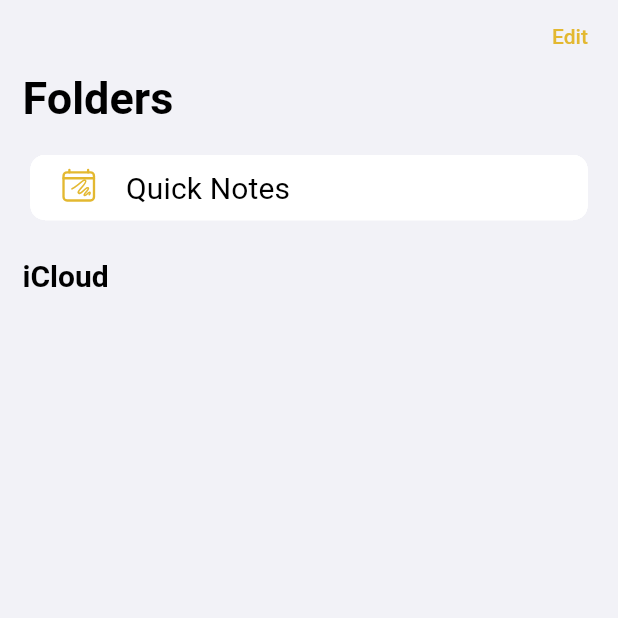
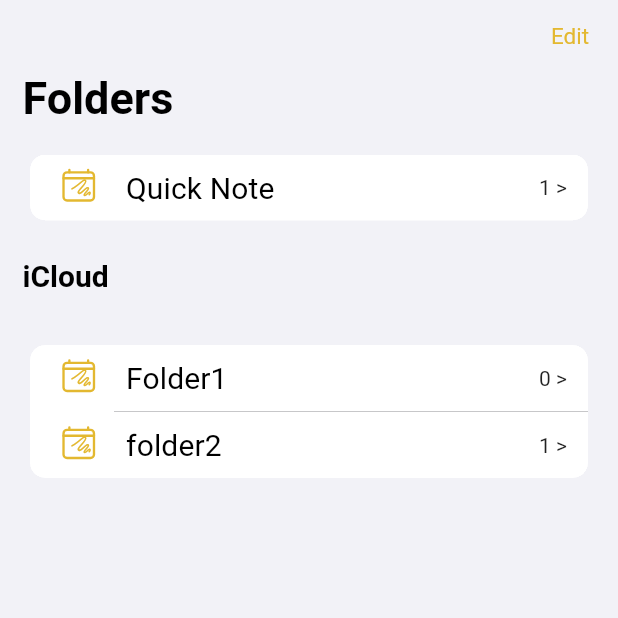
Before and after one commit to arjablc/apple_notes_clone, a Flutter app: the screen it shows after launch, on a phone screen of 412 x 824 dp, the top half of it. Run offline on Flutter 3.47's test engine with Material 2 defaults, Android fonts, the phone set to English and light mode, and no system bars; our stand-ins replace ionicons.

Commit message:
logic: updating number of notes in a folder added

```diff
--- a/lib/constants/custom_theme.dart
+++ b/lib/constants/custom_theme.dart
@@ -11,8 +11,9 @@
     scaffoldBackgroundColor: CustomColors.whiteBakcground,
     textButtonTheme: TextButtonThemeData(
       style: TextButton.styleFrom(
+        textStyle: const TextStyle(fontSize: 15),
         foregroundColor: CustomColors.textButtonColor,
-        padding: const EdgeInsets.symmetric(horizontal: 10, vertical: 10),
+        padding: const EdgeInsets.symmetric(horizontal: 10, vertical: 5),
       ),
     ),
     iconTheme: const IconThemeData(color: CustomColors.textButtonColor),
--- a/lib/models/folders_provider.dart
+++ b/lib/models/folders_provider.dart
@@ -1,15 +1,72 @@
 import 'package:flutter/cupertino.dart';
 
-class Folders with ChangeNotifier {
-  final String folderName;
-  String id = UniqueKey().toString();
+import 'notes_provider.dart';
 
-  Folders({required this.folderName});
+class Folder {
+  String folderName;
+  int notesNumber = 0;
+  final String id;
+
+  Folder({required this.folderName, required this.id});
 }
 
-class FoldersListProvider with ChangeNotifier {
-  final List<Folders> _list = [
-    Folders(folderName: "Quck Notes"),
+class FolderDataProvider with ChangeNotifier {
+  final List<Folder> _list = [
+    Folder(folderName: "Folder1", id: UniqueKey().toString()),
+    Folder(folderName: "folder2", id: "folder2")
   ];
-  List<Folders> get _foldersList => [];
+
+  //for quick notes
+  //instantiaitng a Folder object to store only quick Note
+  Folder quickNote = Folder(folderName: "Quick Note", id: "quicknote");
+
+  //returning the list of folder
+  List<Folder> get folderList => [..._list];
+
+//addidng new folder
+  void addNewFolder(Folder folder) {
+    if (_list.contains(folder)) {
+      return;
+    }
+    _list.add(folder);
+    notifyListeners();
+  }
+
+  //removing a folder, deleting it
+  void deleteFolder(Folder folder) {
+    if (!_list.contains(folder)) {
+      return;
+    }
+    _list.remove(folder);
+    notifyListeners();
+  }
+
+  //update the folders
+  void updateFolders(Folder oldFolder, String newFolderName) {
+    final currentFolder =
+        _list.firstWhere((element) => element.id == oldFolder.id);
+    currentFolder.folderName = newFolderName;
+    notifyListeners();
+  }
+
+  //update folder note count
+  int updateFolderNotecount(List<Notes> noteList, String folderId) {
+    int i = 0, j = 0;
+    if (folderId == "quicknote") {
+      for (i; i < noteList.length; i++) {
+        if (noteList[i].folderId == folderId) {
+          j++;
+        }
+      }
+      return j;
+    }
+    i = 0;
+    j = 0;
+    for (i; i < noteList.length; i++) {
+      if (noteList[i].folderId == folderId) {
+        j++;
+      }
+    }
+    return j;
+  }
 }
--- a/lib/models/notes_provider.dart
+++ b/lib/models/notes_provider.dart
@@ -1,16 +1,22 @@
-import 'package:apple_notes_clone/models/folders_provider.dart';
 import 'package:flutter/cupertino.dart';
 
-class Notes with ChangeNotifier {
+class Notes {
   final String title;
   final String id = UniqueKey().toString();
   final String content;
-  final String folderId = 'quick_note';
+  final String folderId;
 
-  Notes({required this.title, required this.content});
+  Notes({
+    required this.title,
+    required this.content,
+    required this.folderId,
+  });
 }
 
-class NotesListProvider with ChangeNotifier {
-  final List<Notes> _list = [];
+class NotesDataProvider with ChangeNotifier {
+  final List<Notes> _list = [
+    Notes(title: "some title", content: "some content", folderId: "quicknote"),
+    Notes(title: "adfadsf", content: "adsfa", folderId: "folder2")
+  ];
   List<Notes> get notesList => [..._list];
 }
--- a/lib/pages/folders_page.dart
+++ b/lib/pages/folders_page.dart
@@ -1,16 +1,25 @@
+import 'package:apple_notes_clone/models/folders_provider.dart';
+import 'package:apple_notes_clone/models/notes_provider.dart';
 import 'package:flutter/cupertino.dart';
 import 'package:flutter/material.dart';
 import 'package:ionicons/ionicons.dart';
 import 'package:provider/provider.dart';
 
-class FoldersPage extends StatelessWidget {
+class FoldersPage extends StatefulWidget {
   const FoldersPage({super.key});
-  static const String routeName = '/folder-page';
+  static const String routeName = '/';
 
+  @override
+  State<FoldersPage> createState() => _FoldersPageState();
+}
+
+class _FoldersPageState extends State<FoldersPage> {
   final bool isEditMode = false;
 
   @override
   Widget build(BuildContext context) {
+    final noteList = Provider.of<NotesDataProvider>(context).notesList;
+
     return Scaffold(
       body: SafeArea(
         child: Column(
@@ -30,23 +39,36 @@
                 style: Theme.of(context).textTheme.titleLarge,
               ),
             ),
-            CupertinoListSection.insetGrouped(
-              children: [
-                CupertinoListTile(
-                    leading: const CustomIconScribbleInBox(),
-                    title: Text(
-                      "Quick Notes",
-                      style: Theme.of(context).textTheme.titleSmall,
-                    ))
-              ],
-            ),
+            Consumer<FolderDataProvider>(builder: (context, value, child) {
+              final quickNote = value.quickNote;
+              return CupertinoListSection.insetGrouped(
+                children: [
+                  FoldersListTile(
+                    folderName: quickNote.folderName,
+                    notesNumber:
+                        value.updateFolderNotecount(noteList, quickNote.id),
+                  )
+                ],
+              );
+            }),
             Padding(
               padding: const EdgeInsets.all(15.0),
               child: Text(
                 "iCloud",
                 style: Theme.of(context).textTheme.titleMedium,
               ),
-            )
+            ),
+            Consumer<FolderDataProvider>(builder: (context, value, child) {
+              final foldersList = value.folderList;
+              return CupertinoListSection.insetGrouped(
+                children: List.generate(
+                    foldersList.length,
+                    (index) => FoldersListTile(
+                        folderName: foldersList[index].folderName,
+                        notesNumber: value.updateFolderNotecount(
+                            noteList, foldersList[index].id))),
+              );
+            })
           ],
         ),
       ),
@@ -54,10 +76,32 @@
   }
 }
 
+class FoldersListTile extends StatelessWidget {
+  const FoldersListTile({
+    Key? key,
+    required this.folderName,
+    required this.notesNumber,
+  }) : super(key: key);
+  final String folderName;
+  final int notesNumber;
+
+  @override
+  Widget build(BuildContext context) {
+    return CupertinoListTile(
+      leading: const CustomIconScribbleInBox(),
+      title: Text(
+        folderName,
+        style: Theme.of(context).textTheme.titleSmall,
+      ),
+      trailing: Text("${notesNumber.toString()} >"),
+    );
+  }
+}
+
 class CustomIconScribbleInBox extends StatelessWidget {
   const CustomIconScribbleInBox({
-    super.key,
-  });
+    Key? key,
+  }) : super(key: key);
 
   @override
   Widget build(BuildContext context) {
```
